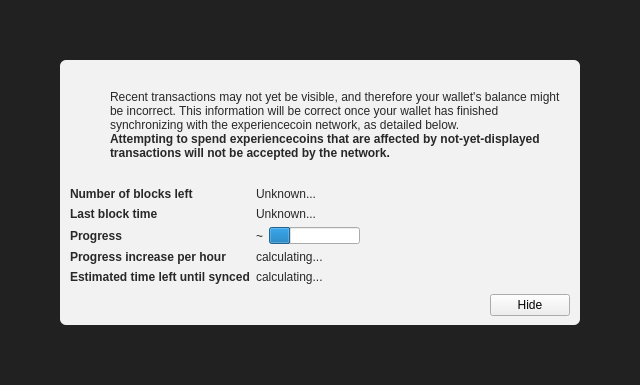
The window that src/qt/forms/modaloverlay.ui (experiencecoin/experiencecoin_legacy) describes before a commit, drawn with Qt 5.
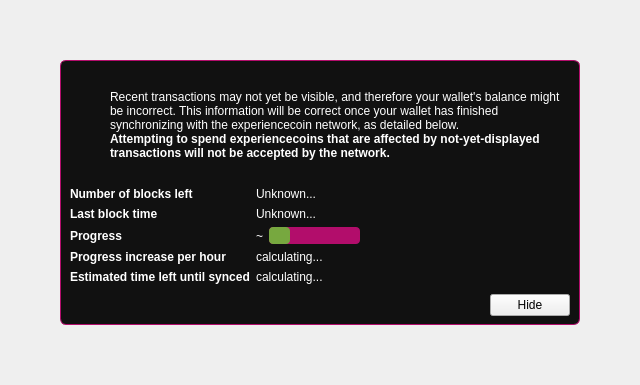
The same window after the commit. Icons and pictures are not drawn. Custom widgets are drawn as their Qt base class.

```diff
--- a/src/qt/forms/modaloverlay.ui
+++ b/src/qt/forms/modaloverlay.ui
@@ -31,9 +31,6 @@
    </property>
    <item>
     <widget class="QWidget" name="bgWidget" native="true">
-     <property name="styleSheet">
-      <string notr="true">#bgWidget { background: rgba(0,0,0,220); }</string>
-     </property>
      <layout class="QVBoxLayout" name="verticalLayoutMain" stretch="1">
       <property name="leftMargin">
        <number>60</number>
@@ -50,9 +47,7 @@
       <item>
        <widget class="QWidget" name="contentWidget" native="true">
         <property name="styleSheet">
-         <string notr="true">#contentWidget { background: rgba(255,255,255,240); border-radius: 6px; }
-
-QLabel { color: rgb(40,40,40);  }</string>
+         <string notr="true">#contentWidget { background-color: #111111; border: 1px solid; border-color: #B20D6B; border-radius: 6px; } QLabel { color: white;  }</string>
         </property>
         <layout class="QVBoxLayout" name="verticalLayoutSub" stretch="1,0,0,0">
          <property name="spacing">
@@ -273,6 +268,9 @@
              </item>
              <item>
               <widget class="QProgressBar" name="progressBar">
+                <property name="styleSheet">
+                <string notr="true">QProgressBar { background-color: #B20D6B; border-radius: 4px; text-align: center; } QProgressBar::chunk { background-color: #77A83F; border-radius: 4px; margin: 0px; }</string>
+                </property>
                <property name="value">
                 <number>24</number>
                </property>
```
